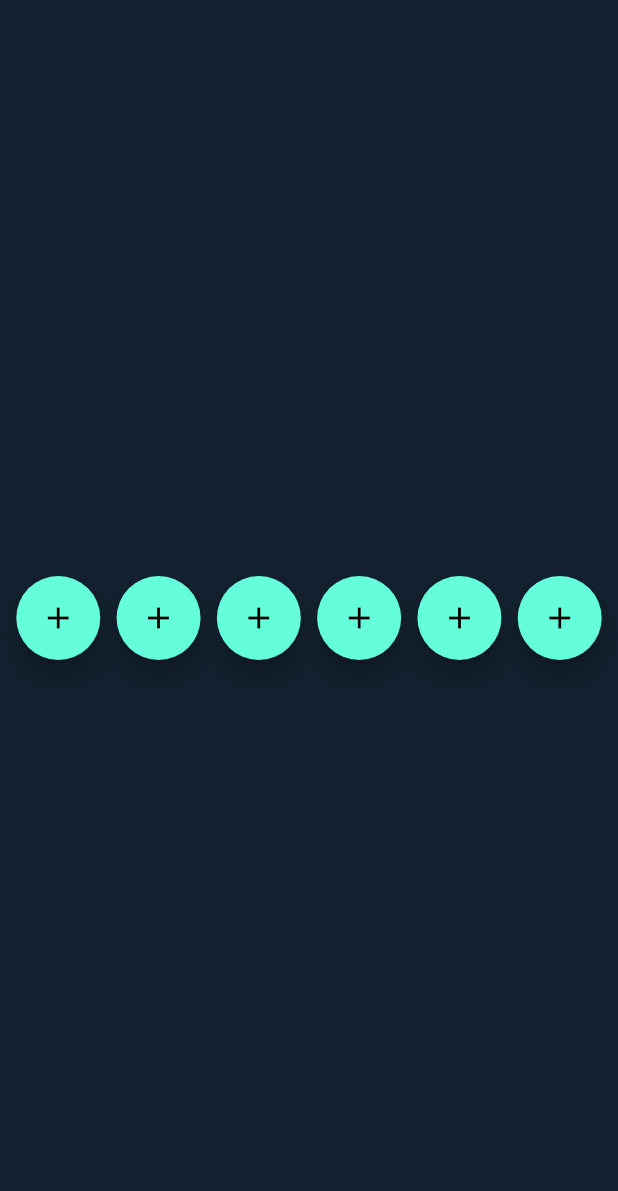
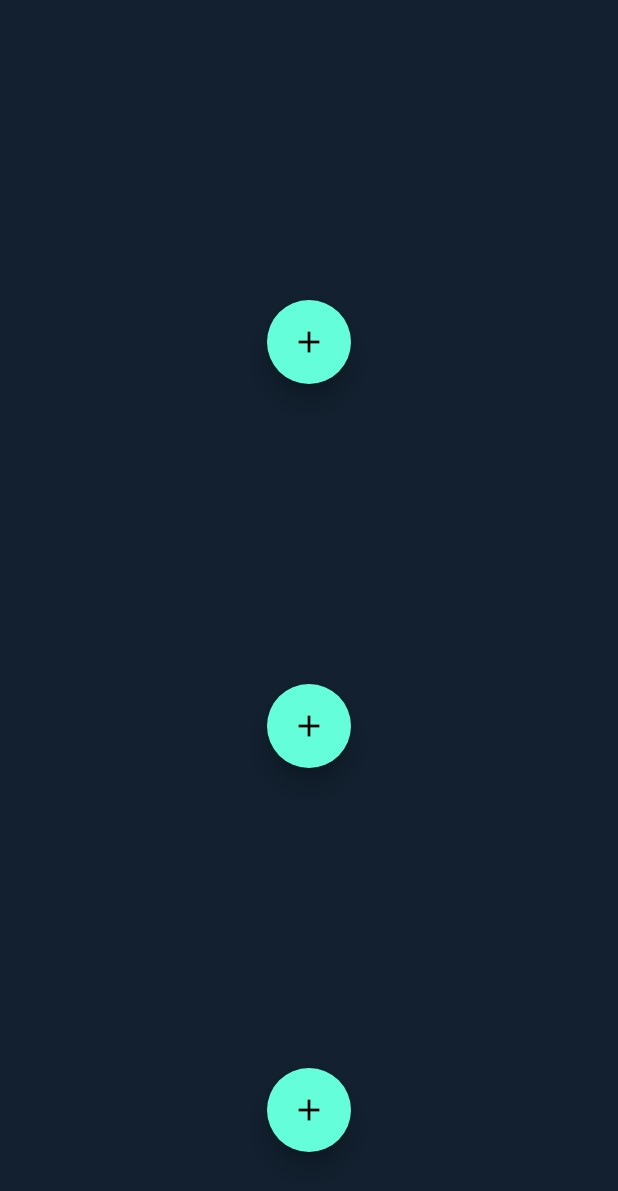
Before and after one commit to Robbendebiene/freestyle_speed_dial, a Flutter app: the screen it shows after launch, on a phone screen of 412 x 824 dp. Shown: the top 1191 px of the screen. Run offline on Flutter 3.47's test engine with Material 2 defaults, Android fonts, the phone set to English and light mode, and no system bars; our stand-ins replace tuple.

Commit message:
Improve responsiveness of example

```diff
--- a/example/lib/main.dart
+++ b/example/lib/main.dart
@@ -10,7 +10,7 @@ void main() {
 }
 
 class MyApp extends StatelessWidget {
-  const MyApp({Key? key}) : super(key: key);
+  const MyApp({super.key});
 
   @override
   Widget build(BuildContext context) {
@@ -19,12 +19,27 @@ class MyApp extends StatelessWidget {
         scaffoldBackgroundColor: const Color.fromARGB(255, 18, 32, 47),
         materialTapTargetSize:  MaterialTapTargetSize.padded
       ),
-      debugShowCheckedModeBanner: false,
-      home: Scaffold(
-        body: SizedBox.expand(
-          child: Row(
-            mainAxisAlignment: MainAxisAlignment.spaceEvenly,
-            crossAxisAlignment: CrossAxisAlignment.center,
+      home: const ExamplePage()
+    );
+  }
+}
+
+
+class ExamplePage extends StatelessWidget {
+  const ExamplePage({super.key});
+
+  @override
+  Widget build(BuildContext context) {
+    return Scaffold(
+      body: Center(
+        child: SingleChildScrollView(
+          padding: EdgeInsets.symmetric(
+            horizontal: min(200, MediaQuery.of(context).size.width/3),
+            vertical: 200
+          ),
+          child: Wrap(
+            spacing: 200,
+            runSpacing: 200,
             children: [
 
 
```
